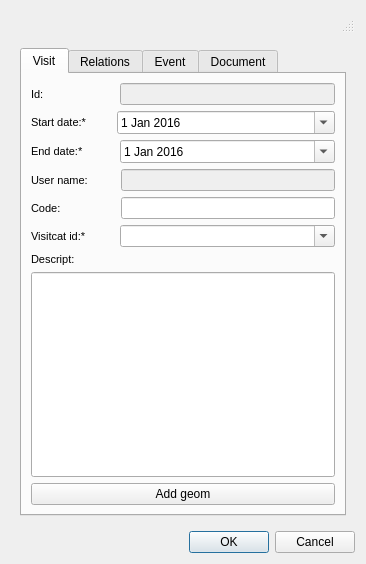
Above: ui/add_visit.ui from Giswater/giswater_qgis_plugin before the change. Below: the same form after it.
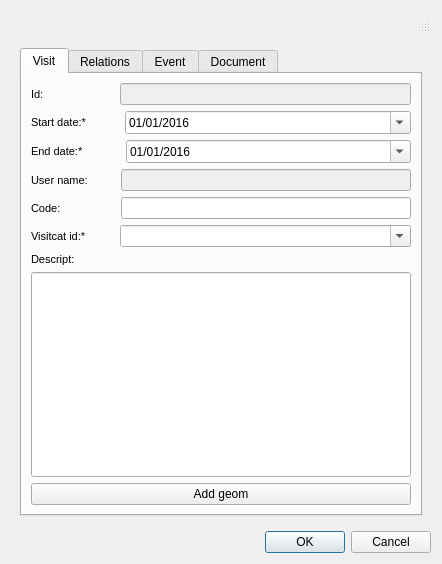
That is the form after the change. Icons and pictures are not drawn.

Commit message: bug fix whit times (now time dont rest to 0:00:00)

```diff
--- a/ui/add_visit.ui
+++ b/ui/add_visit.ui
@@ -6,7 +6,7 @@
    <rect>
     <x>0</x>
     <y>0</y>
-    <width>366</width>
+    <width>442</width>
     <height>564</height>
    </rect>
   </property>
@@ -93,9 +93,15 @@
            </layout>
           </item>
           <item>
-           <layout class="QHBoxLayout" name="horizontalLayout_2" stretch="0,0,1">
+           <layout class="QHBoxLayout" name="horizontalLayout_2" stretch="0,0,0">
             <item>
              <widget class="QLabel" name="label_node_type_3">
+              <property name="maximumSize">
+               <size>
+                <width>66</width>
+                <height>16777215</height>
+               </size>
+              </property>
               <property name="font">
                <font>
                 <pointsize>8</pointsize>
@@ -143,7 +149,7 @@
              </spacer>
             </item>
             <item>
-             <widget class="QDateEdit" name="startdate">
+             <widget class="QDateTimeEdit" name="startdate">
               <property name="enabled">
                <bool>true</bool>
               </property>
@@ -154,6 +160,9 @@
                 <day>1</day>
                </date>
               </property>
+              <property name="displayFormat">
+               <string>dd/MM/yyyy</string>
+              </property>
               <property name="calendarPopup">
                <bool>true</bool>
               </property>
@@ -162,9 +171,15 @@
            </layout>
           </item>
           <item>
-           <layout class="QHBoxLayout" name="horizontalLayout_3" stretch="0,0,1">
+           <layout class="QHBoxLayout" name="horizontalLayout_3" stretch="0,0,0">
             <item>
              <widget class="QLabel" name="label_node_type_2">
+              <property name="maximumSize">
+               <size>
+                <width>59</width>
+                <height>16777215</height>
+               </size>
+              </property>
               <property name="font">
                <font>
                 <pointsize>8</pointsize>
@@ -212,7 +227,7 @@
              </spacer>
             </item>
             <item>
-             <widget class="QDateEdit" name="enddate">
+             <widget class="QDateTimeEdit" name="enddate">
               <property name="enabled">
                <bool>true</bool>
               </property>
@@ -223,6 +238,9 @@
                 <day>1</day>
                </date>
               </property>
+              <property name="displayFormat">
+               <string>dd/MM/yyyy</string>
+              </property>
               <property name="calendarPopup">
                <bool>true</bool>
               </property>
```
The commit also changes 1 other file.
